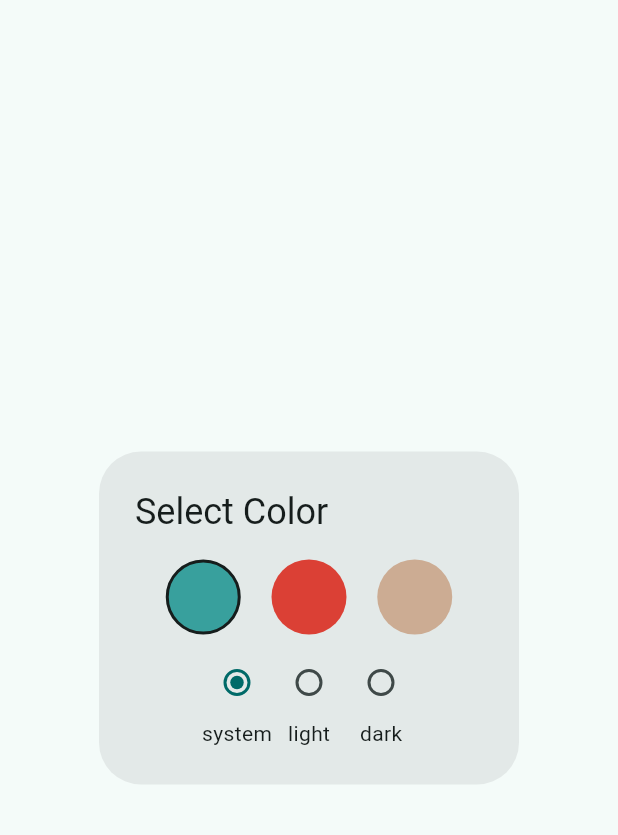
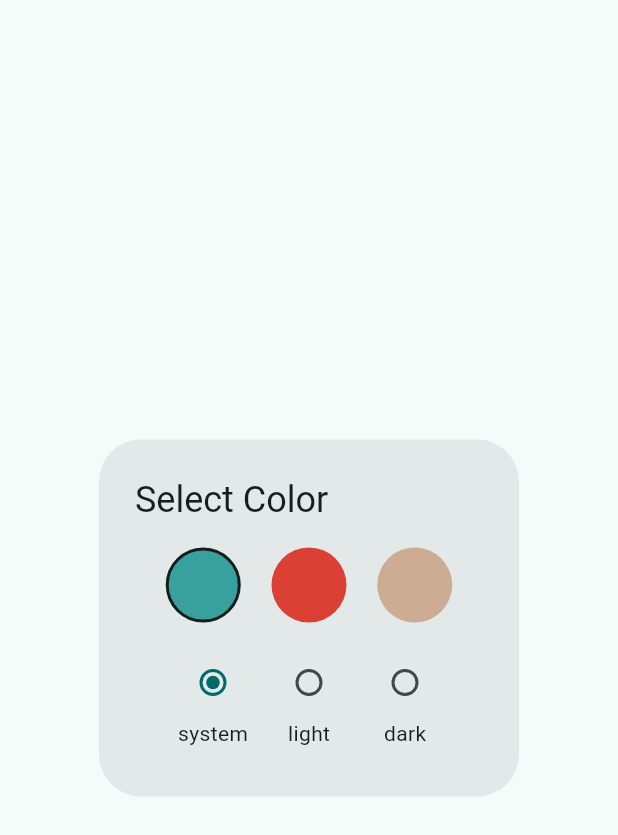
Before and after one commit to HosamHasanRamadan/innoscripta_project, a Flutter app: the ColorPickerDialog widget shown alone on an empty page, opened directly, on a phone screen of 412 x 824 dp. Shown: the top 835 px of the screen. Run offline on Flutter 3.47's test engine with Material 3 defaults, Android fonts, the phone set to English and light mode, and no system bars; our stand-ins replace dart_mappable, dio, flutter_riverpod, shared_preferences; missing offline and left inert: appflowy_board, duration, notification_dispatcher, timeago_flutter, very_good_infinite_list; accounts and stored records are empty; generated files the repository leaves out were written again; network calls fail.

Commit message:
add padding

```diff
--- a/lib/presentation/projects_page.dart
+++ b/lib/presentation/projects_page.dart
@@ -260,7 +260,9 @@ class ColorPickerDialog extends ConsumerWidget {
             mainAxisSize: MainAxisSize.min,
             children: [
               ...ThemeMode.values.map(
-                (e) => Column(
+                (e) => Padding(
+                  padding: const EdgeInsets.all(8.0),
+                  child: Column(
                     mainAxisSize: MainAxisSize.min,
                     children: [
                       Radio(
@@ -277,6 +279,7 @@ class ColorPickerDialog extends ConsumerWidget {
                       Text(e.name)
                     ],
                   ),
+                ),
               )
             ],
           ),
```
Lines whose indentation alone changed are shown as unchanged.
